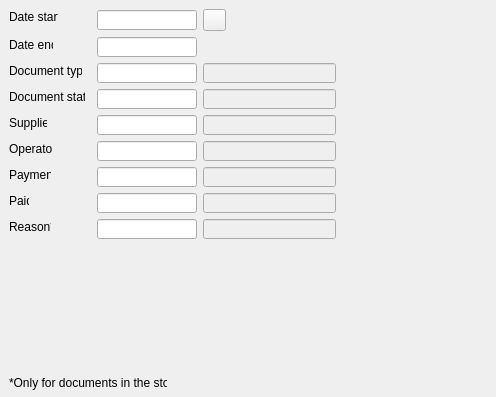
Before: the Qt Designer form Reports/cr5documentsfilter.ui in End1-1/Cafe5, drawn with Qt 5.
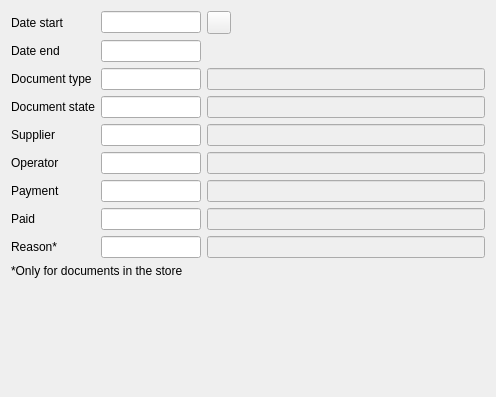
After: the same form once the commit is applied. Icons and pictures are not drawn. Custom widgets are drawn as their Qt base class.

Diff of the .ui file:
```diff
--- a/Reports/cr5documentsfilter.ui
+++ b/Reports/cr5documentsfilter.ui
@@ -13,107 +13,23 @@
   <property name="windowTitle">
    <string>Form</string>
   </property>
-  <widget class="QLabel" name="label_8">
-   <property name="geometry">
-    <rect>
-     <x>9</x>
-     <y>375</y>
-     <width>158</width>
-     <height>16</height>
-    </rect>
-   </property>
+  <layout class="QGridLayout" name="gridLayout">
+   <item row="7" column="0">
+    <widget class="QLabel" name="label_10">
    <property name="text">
-    <string>*Only for documents in the store</string>
-   </property>
-  </widget>
-  <widget class="QLabel" name="label_4">
-   <property name="geometry">
-    <rect>
-     <x>9</x>
-     <y>89</y>
-     <width>76</width>
-     <height>16</height>
-    </rect>
-   </property>
+      <string>Paid</string>
+     </property>
+    </widget>
+   </item>
+   <item row="6" column="0">
+    <widget class="QLabel" name="label_9">
    <property name="text">
-    <string>Document state</string>
-   </property>
-  </widget>
-  <widget class="C5LineEdit" name="lePaidName">
-   <property name="enabled">
-    <bool>false</bool>
-   </property>
-   <property name="geometry">
-    <rect>
-     <x>203</x>
-     <y>193</y>
-     <width>133</width>
-     <height>20</height>
-    </rect>
-   </property>
-   <property name="focusPolicy">
-    <enum>Qt::NoFocus</enum>
-   </property>
-  </widget>
-  <widget class="C5DateEdit" name="deStart">
-   <property name="geometry">
-    <rect>
-     <x>97</x>
-     <y>10</y>
-     <width>100</width>
-     <height>20</height>
-    </rect>
-   </property>
-   <property name="minimumSize">
-    <size>
-     <width>100</width>
-     <height>0</height>
-    </size>
-   </property>
-   <property name="maximumSize">
-    <size>
-     <width>100</width>
-     <height>16777215</height>
-    </size>
-   </property>
-   <property name="FilterName" stdset="0">
-    <string>date1</string>
-   </property>
-  </widget>
-  <widget class="C5LineEditWithSelector" name="leDocState">
-   <property name="geometry">
-    <rect>
-     <x>97</x>
-     <y>89</y>
-     <width>100</width>
-     <height>20</height>
-    </rect>
-   </property>
-   <property name="minimumSize">
-    <size>
-     <width>100</width>
-     <height>0</height>
-    </size>
-   </property>
-   <property name="maximumSize">
-    <size>
-     <width>100</width>
-     <height>16777215</height>
-    </size>
-   </property>
-   <property name="FilterName" stdset="0">
-    <string>docstate</string>
-   </property>
-  </widget>
+      <string>Payment</string>
+     </property>
+    </widget>
+   </item>
+   <item row="1" column="1">
   <widget class="C5DateEdit" name="deEnd">
-   <property name="geometry">
-    <rect>
-     <x>97</x>
-     <y>37</y>
-     <width>100</width>
-     <height>20</height>
-    </rect>
-   </property>
    <property name="minimumSize">
     <size>
      <width>100</width>
@@ -130,118 +46,148 @@
     <string>date2</string>
    </property>
   </widget>
+   </item>
+   <item row="4" column="2">
+    <widget class="C5LineEdit" name="lePartnerName">
+     <property name="enabled">
+      <bool>false</bool>
+     </property>
+     <property name="focusPolicy">
+      <enum>Qt::NoFocus</enum>
+     </property>
+    </widget>
+   </item>
+   <item row="0" column="0">
+    <widget class="QLabel" name="label">
+     <property name="text">
+      <string>Date start</string>
+     </property>
+    </widget>
+   </item>
+   <item row="0" column="1">
+    <widget class="C5DateEdit" name="deStart">
+     <property name="minimumSize">
+      <size>
+       <width>100</width>
+       <height>0</height>
+      </size>
+     </property>
+     <property name="maximumSize">
+      <size>
+       <width>100</width>
+       <height>16777215</height>
+      </size>
+     </property>
+     <property name="FilterName" stdset="0">
+      <string>date1</string>
+     </property>
+    </widget>
+   </item>
+   <item row="6" column="1">
+    <widget class="C5LineEditWithSelector" name="lePayment">
+     <property name="minimumSize">
+      <size>
+       <width>100</width>
+       <height>0</height>
+      </size>
+     </property>
+     <property name="maximumSize">
+      <size>
+       <width>100</width>
+       <height>16777215</height>
+      </size>
+     </property>
+     <property name="FilterName" stdset="0">
+      <string>payment</string>
+     </property>
+    </widget>
+   </item>
+   <item row="4" column="1">
+    <widget class="C5LineEditWithSelector" name="lePartner">
+     <property name="minimumSize">
+      <size>
+       <width>100</width>
+       <height>0</height>
+      </size>
+     </property>
+     <property name="maximumSize">
+      <size>
+       <width>100</width>
+       <height>16777215</height>
+      </size>
+     </property>
+     <property name="FilterName" stdset="0">
+      <string>supplier</string>
+     </property>
+    </widget>
+   </item>
+   <item row="1" column="0">
   <widget class="QLabel" name="label_2">
-   <property name="geometry">
-    <rect>
-     <x>9</x>
-     <y>37</y>
-     <width>44</width>
-     <height>16</height>
-    </rect>
-   </property>
    <property name="text">
     <string>Date end</string>
    </property>
   </widget>
-  <widget class="C5LineEdit" name="lePartnerName">
-   <property name="enabled">
-    <bool>false</bool>
-   </property>
-   <property name="geometry">
-    <rect>
-     <x>203</x>
-     <y>115</y>
-     <width>133</width>
-     <height>20</height>
-    </rect>
-   </property>
-   <property name="focusPolicy">
-    <enum>Qt::NoFocus</enum>
-   </property>
-  </widget>
-  <widget class="C5LineEdit" name="leOperatorName">
-   <property name="enabled">
-    <bool>false</bool>
-   </property>
-   <property name="geometry">
-    <rect>
-     <x>203</x>
-     <y>141</y>
-     <width>133</width>
-     <height>20</height>
-    </rect>
-   </property>
-   <property name="focusPolicy">
-    <enum>Qt::NoFocus</enum>
-   </property>
-  </widget>
-  <widget class="QLabel" name="label_3">
-   <property name="geometry">
-    <rect>
-     <x>9</x>
-     <y>63</y>
-     <width>73</width>
-     <height>16</height>
-    </rect>
-   </property>
-   <property name="text">
-    <string>Document type</string>
-   </property>
-  </widget>
-  <widget class="QLabel" name="label_6">
-   <property name="geometry">
-    <rect>
-     <x>9</x>
-     <y>141</y>
-     <width>44</width>
-     <height>16</height>
-    </rect>
-   </property>
-   <property name="text">
-    <string>Operator</string>
-   </property>
-  </widget>
+   </item>
+   <item row="2" column="2">
   <widget class="C5LineEdit" name="leDocTypeName">
    <property name="enabled">
     <bool>false</bool>
    </property>
-   <property name="geometry">
-    <rect>
-     <x>203</x>
-     <y>63</y>
-     <width>133</width>
-     <height>20</height>
-    </rect>
-   </property>
    <property name="focusPolicy">
     <enum>Qt::NoFocus</enum>
    </property>
   </widget>
+   </item>
+   <item row="8" column="1">
+    <widget class="C5LineEditWithSelector" name="leReason">
+     <property name="minimumSize">
+      <size>
+       <width>100</width>
+       <height>0</height>
+      </size>
+     </property>
+     <property name="maximumSize">
+      <size>
+       <width>100</width>
+       <height>16777215</height>
+      </size>
+     </property>
+     <property name="FilterName" stdset="0">
+      <string>reason</string>
+     </property>
+    </widget>
+   </item>
+   <item row="3" column="1">
+    <widget class="C5LineEditWithSelector" name="leDocState">
+     <property name="minimumSize">
+      <size>
+       <width>100</width>
+       <height>0</height>
+      </size>
+     </property>
+     <property name="maximumSize">
+      <size>
+       <width>100</width>
+       <height>16777215</height>
+      </size>
+     </property>
+     <property name="FilterName" stdset="0">
+      <string>docstate</string>
+     </property>
+    </widget>
+   </item>
+   <item row="8" column="2">
   <widget class="C5LineEdit" name="leReasonName">
    <property name="enabled">
     <bool>false</bool>
    </property>
-   <property name="geometry">
-    <rect>
-     <x>203</x>
-     <y>219</y>
-     <width>133</width>
-     <height>20</height>
-    </rect>
-   </property>
    <property name="focusPolicy">
     <enum>Qt::NoFocus</enum>
    </property>
   </widget>
+   </item>
+   <item row="7" column="1">
   <widget class="C5LineEditWithSelector" name="lePaid">
-   <property name="geometry">
-    <rect>
-     <x>97</x>
-     <y>193</y>
-     <width>100</width>
-     <height>20</height>
-    </rect>
-   </property>
    <property name="minimumSize">
     <size>
      <width>100</width>
@@ -258,145 +204,23 @@
     <string>paid</string>
    </property>
   </widget>
-  <widget class="QLabel" name="label_7">
-   <property name="geometry">
-    <rect>
-     <x>9</x>
-     <y>219</y>
-     <width>42</width>
-     <height>16</height>
-    </rect>
-   </property>
+   </item>
+   <item row="2" column="0">
+    <widget class="QLabel" name="label_3">
    <property name="text">
-    <string>Reason*</string>
-   </property>
-  </widget>
-  <widget class="C5LineEditWithSelector" name="leReason">
-   <property name="geometry">
-    <rect>
-     <x>97</x>
-     <y>219</y>
-     <width>100</width>
-     <height>20</height>
-    </rect>
-   </property>
-   <property name="minimumSize">
-    <size>
-     <width>100</width>
-     <height>0</height>
-    </size>
-   </property>
-   <property name="maximumSize">
-    <size>
-     <width>100</width>
-     <height>16777215</height>
-    </size>
-   </property>
-   <property name="FilterName" stdset="0">
-    <string>reason</string>
-   </property>
-  </widget>
-  <widget class="QLabel" name="label">
-   <property name="geometry">
-    <rect>
-     <x>9</x>
-     <y>9</y>
-     <width>49</width>
-     <height>16</height>
-    </rect>
-   </property>
-   <property name="text">
-    <string>Date start</string>
-   </property>
-  </widget>
-  <widget class="C5LineEditWithSelector" name="leDocType">
-   <property name="geometry">
-    <rect>
-     <x>97</x>
-     <y>63</y>
-     <width>100</width>
-     <height>20</height>
-    </rect>
-   </property>
-   <property name="minimumSize">
-    <size>
-     <width>100</width>
-     <height>0</height>
-    </size>
-   </property>
-   <property name="maximumSize">
-    <size>
-     <width>100</width>
-     <height>16777215</height>
-    </size>
-   </property>
-   <property name="FilterName" stdset="0">
-    <string>doctype</string>
-   </property>
-  </widget>
-  <widget class="C5LineEdit" name="leDocStateName">
-   <property name="enabled">
-    <bool>false</bool>
-   </property>
-   <property name="geometry">
-    <rect>
-     <x>203</x>
-     <y>89</y>
-     <width>133</width>
-     <height>20</height>
-    </rect>
-   </property>
-   <property name="focusPolicy">
-    <enum>Qt::NoFocus</enum>
-   </property>
-  </widget>
+      <string>Document type</string>
+     </property>
+    </widget>
+   </item>
+   <item row="4" column="0">
   <widget class="QLabel" name="label_5">
-   <property name="geometry">
-    <rect>
-     <x>9</x>
-     <y>115</y>
-     <width>38</width>
-     <height>16</height>
-    </rect>
-   </property>
    <property name="text">
     <string>Supplier</string>
    </property>
   </widget>
-  <widget class="C5LineEditWithSelector" name="lePartner">
-   <property name="geometry">
-    <rect>
-     <x>97</x>
-     <y>115</y>
-     <width>100</width>
-     <height>20</height>
-    </rect>
-   </property>
-   <property name="minimumSize">
-    <size>
-     <width>100</width>
-     <height>0</height>
-    </size>
-   </property>
-   <property name="maximumSize">
-    <size>
-     <width>100</width>
-     <height>16777215</height>
-    </size>
-   </property>
-   <property name="FilterName" stdset="0">
-    <string>supplier</string>
-   </property>
-  </widget>
+   </item>
+   <item row="5" column="1">
   <widget class="C5LineEditWithSelector" name="leOperator">
-   <property name="geometry">
-    <rect>
-     <x>97</x>
-     <y>141</y>
-     <width>100</width>
-     <height>20</height>
-    </rect>
-   </property>
    <property name="minimumSize">
     <size>
      <width>100</width>
@@ -413,82 +237,89 @@
     <string>operator</string>
    </property>
   </widget>
-  <widget class="C5LineEditWithSelector" name="lePayment">
-   <property name="geometry">
-    <rect>
-     <x>97</x>
-     <y>167</y>
-     <width>100</width>
-     <height>20</height>
-    </rect>
-   </property>
-   <property name="minimumSize">
-    <size>
-     <width>100</width>
-     <height>0</height>
-    </size>
-   </property>
-   <property name="maximumSize">
-    <size>
-     <width>100</width>
-     <height>16777215</height>
-    </size>
-   </property>
-   <property name="FilterName" stdset="0">
-    <string>payment</string>
-   </property>
-  </widget>
+   </item>
+   <item row="10" column="0" colspan="2">
+    <widget class="QLabel" name="label_8">
+     <property name="text">
+      <string>*Only for documents in the store</string>
+     </property>
+    </widget>
+   </item>
+   <item row="3" column="0">
+    <widget class="QLabel" name="label_4">
+     <property name="text">
+      <string>Document state</string>
+     </property>
+    </widget>
+   </item>
+   <item row="6" column="2">
   <widget class="C5LineEdit" name="lePaymentName">
    <property name="enabled">
     <bool>false</bool>
    </property>
-   <property name="geometry">
-    <rect>
-     <x>203</x>
-     <y>167</y>
-     <width>133</width>
-     <height>20</height>
-    </rect>
-   </property>
+     <property name="focusPolicy">
+      <enum>Qt::NoFocus</enum>
+     </property>
+    </widget>
+   </item>
+   <item row="5" column="2">
+    <widget class="C5LineEdit" name="leOperatorName">
+     <property name="enabled">
+      <bool>false</bool>
+     </property>
    <property name="focusPolicy">
     <enum>Qt::NoFocus</enum>
    </property>
   </widget>
-  <widget class="QLabel" name="label_9">
-   <property name="geometry">
-    <rect>
-     <x>9</x>
-     <y>167</y>
-     <width>42</width>
-     <height>16</height>
-    </rect>
-   </property>
+   </item>
+   <item row="3" column="2">
+    <widget class="C5LineEdit" name="leDocStateName">
+     <property name="enabled">
+      <bool>false</bool>
+     </property>
+     <property name="focusPolicy">
+      <enum>Qt::NoFocus</enum>
+     </property>
+    </widget>
+   </item>
+   <item row="5" column="0">
+    <widget class="QLabel" name="label_6">
    <property name="text">
-    <string>Payment</string>
-   </property>
-  </widget>
-  <widget class="QLabel" name="label_10">
-   <property name="geometry">
-    <rect>
-     <x>9</x>
-     <y>193</y>
-     <width>20</width>
-     <height>16</height>
-    </rect>
-   </property>
-   <property name="text">
-    <string>Paid</string>
-   </property>
-  </widget>
+      <string>Operator</string>
+     </property>
+    </widget>
+   </item>
+   <item row="7" column="2">
+    <widget class="C5LineEdit" name="lePaidName">
+     <property name="enabled">
+      <bool>false</bool>
+     </property>
+     <property name="focusPolicy">
+      <enum>Qt::NoFocus</enum>
+     </property>
+    </widget>
+   </item>
+   <item row="2" column="1">
+    <widget class="C5LineEditWithSelector" name="leDocType">
+     <property name="minimumSize">
+      <size>
+       <width>100</width>
+       <height>0</height>
+      </size>
+     </property>
+     <property name="maximumSize">
+      <size>
+       <width>100</width>
+       <height>16777215</height>
+      </size>
+     </property>
+     <property name="FilterName" stdset="0">
+      <string>doctype</string>
+     </property>
+    </widget>
+   </item>
+   <item row="0" column="2">
   <widget class="QToolButton" name="btnFixDate">
-   <property name="geometry">
-    <rect>
-     <x>203</x>
-     <y>9</y>
-     <width>23</width>
-     <height>22</height>
-    </rect>
-   </property>
    <property name="text">
     <string/>
    </property>
@@ -500,8 +331,35 @@
     <bool>true</bool>
    </property>
   </widget>
+   </item>
+   <item row="8" column="0">
+    <widget class="QLabel" name="label_7">
+     <property name="text">
+      <string>Reason*</string>
+     </property>
+    </widget>
+   </item>
+   <item row="11" column="0">
+    <spacer name="verticalSpacer">
+     <property name="orientation">
+      <enum>Qt::Vertical</enum>
+     </property>
+     <property name="sizeHint" stdset="0">
+      <size>
+       <width>20</width>
+       <height>40</height>
+      </size>
+     </property>
+    </spacer>
+   </item>
+  </layout>
  </widget>
  <customwidgets>
+  <customwidget>
+   <class>C5DateEdit</class>
+   <extends>QLineEdit</extends>
+   <header location="global">c5dateedit.h</header>
+  </customwidget>
   <customwidget>
    <class>C5LineEditWithSelector</class>
    <extends>QLineEdit</extends>
@@ -512,11 +370,6 @@
    <extends>QLineEdit</extends>
    <header location="global">c5lineedit.h</header>
   </customwidget>
-  <customwidget>
-   <class>C5DateEdit</class>
-   <extends>QLineEdit</extends>
-   <header location="global">c5dateedit.h</header>
-  </customwidget>
  </customwidgets>
  <tabstops>
   <tabstop>deStart</tabstop>
```
Lines whose indentation alone changed are shown as unchanged.
